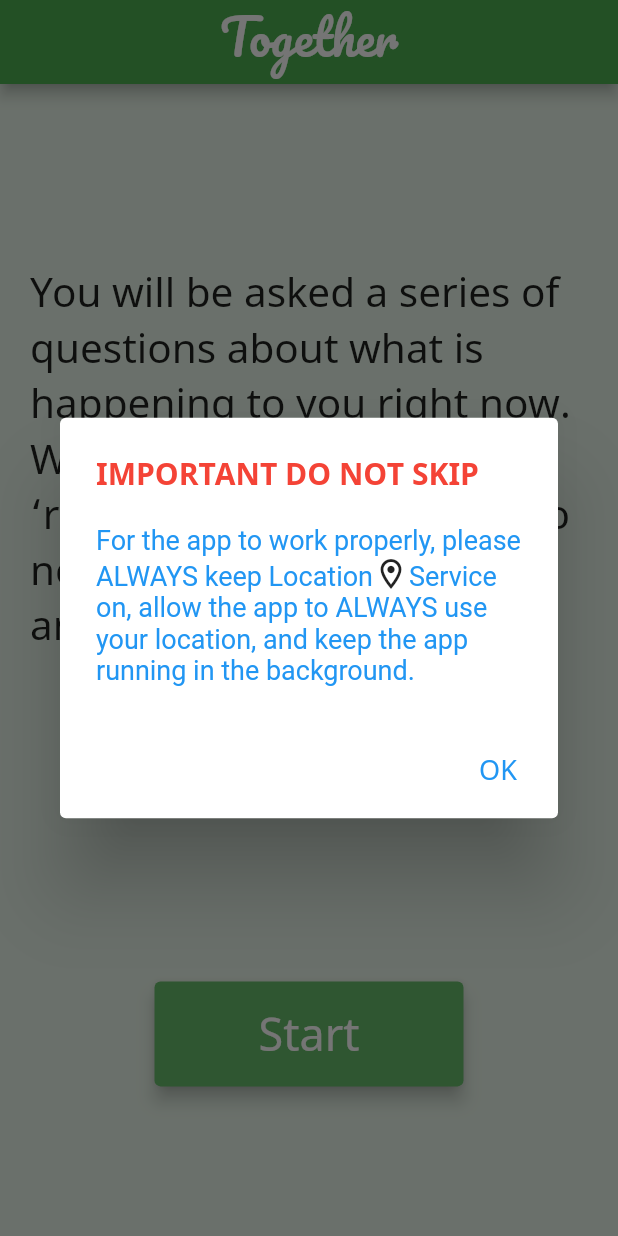
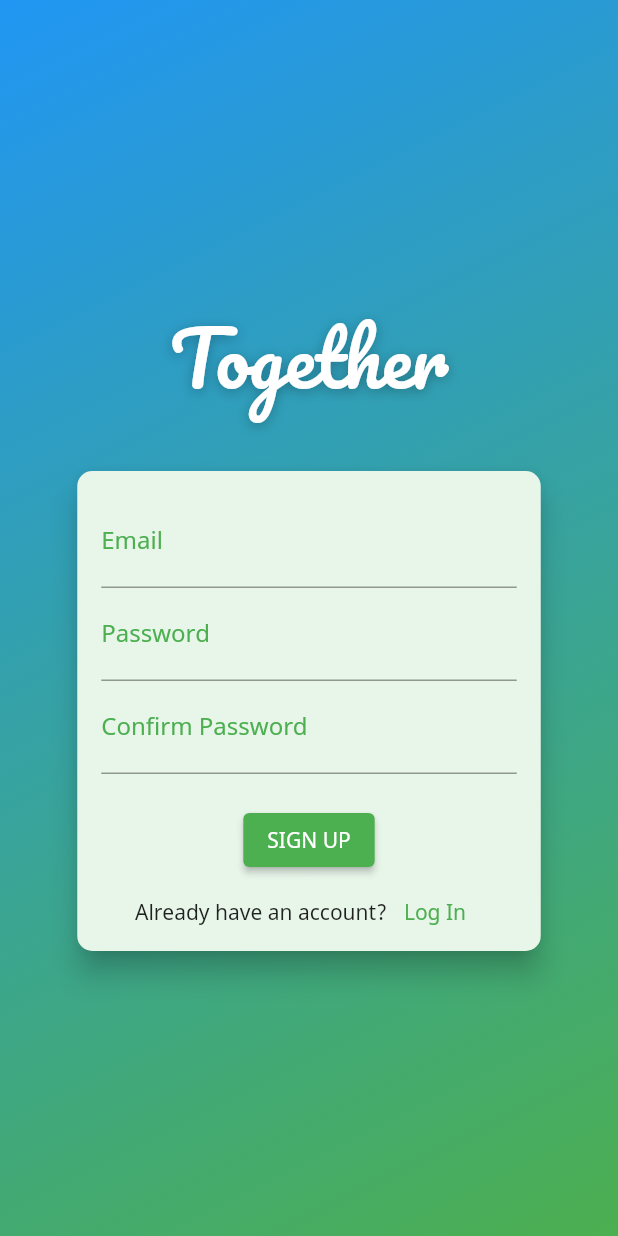
Before and after one commit to hayden-huynh/together-mobile-app, a Flutter app: the screen it shows after launch, on a phone screen of 412 x 824 dp. Run offline on Flutter 3.47's test engine with Material 2 defaults, Android fonts, the light colour scheme and no system bars; our stand-ins replace firebase_core, firebase_messaging, flutter_local_notifications, flutter_native_timezone, geolocator, location and 4 more; missing offline and left inert: simple_gesture_detector; accounts and stored records are empty.

Commit message:
Finished implementing signup/login functions and screen

```diff
--- /dev/null
+++ b/lib/App.dart
@@ -0,0 +1,5 @@
+import 'package:flutter/material.dart';
+
+class App {
+  static final GlobalKey<NavigatorState> materialKey = GlobalKey();
+}
--- a/lib/main.dart
+++ b/lib/main.dart
@@ -12,6 +12,10 @@
 import 'package:together_app/models/questionnaire_entry_provider.dart';
 import 'package:together_app/screens/introduction_screen.dart';
 import 'package:together_app/models/location_provider.dart';
+import 'package:together_app/screens/splash_screen.dart';
+import 'package:together_app/screens/auth_screen.dart';
+import 'package:together_app/models/auth_provider.dart';
+import 'package:together_app/App.dart';
 
 Future<void> _firebaseMessagingBackgroundHandler(RemoteMessage message) async {}
 
@@ -87,13 +91,18 @@
           return MultiProvider(
             providers: [
               ChangeNotifierProvider(
+                create: (ctx) => Auth(),
+              ),
+              ChangeNotifierProvider(
                 create: (ctx) => QuestionnaireEntryProvider(),
               ),
               ChangeNotifierProvider(
                 create: (ctx) => LocationProvider(),
               ),
             ],
-            child: MaterialApp(
+            child: Consumer<Auth>(
+              builder: (ctx, auth, _) => MaterialApp(
+                navigatorKey: App.materialKey,
                 title: 'Together',
                 theme: ThemeData(
                   appBarTheme: AppBarTheme(
@@ -110,7 +119,15 @@
                     ),
                   ),
                 ),
-              home: IntroductionScreen(),
+                home: auth.isAuthenticated()
+                    ? IntroductionScreen()
+                    : FutureBuilder(
+                        future: auth.autoLogin(),
+                        builder: (context, snapshot) =>
+                            snapshot.connectionState == ConnectionState.waiting
+                                ? SplashScreen()
+                                : AuthScreen(),
+                      ),
                 routes: {
                   IntroductionScreen.routeName: (ctx) => IntroductionScreen(),
                   QuestionnaireEntryScreen.routeName: (ctx) =>
@@ -118,10 +135,16 @@
                 },
                 debugShowCheckedModeBanner: false,
               ),
+            ),
           );
         }
-        return Center(
-          child: CircularProgressIndicator(),
+        return MaterialApp(
+          title: 'Together',
+          theme: ThemeData(
+            canvasColor: Colors.green[50],
+          ),
+          home: SplashScreen(),
+          debugShowCheckedModeBanner: false,
         );
       },
     );
--- /dev/null
+++ b/lib/models/auth_provider.dart
@@ -0,0 +1,153 @@
+import 'dart:convert';
+import 'dart:async';
+
+import 'package:flutter/material.dart';
+import 'package:http/http.dart' as http;
+import 'package:shared_preferences/shared_preferences.dart';
+
+import 'package:together_app/models/authentication_exception.dart';
+import 'package:together_app/App.dart';
+
+class Auth with ChangeNotifier {
+  String _token;
+  String _userId;
+  DateTime _expiryTime;
+  Timer _logoutTimer;
+
+  Future<void> _authenticate(
+    String email,
+    String password,
+    String endpoint, [
+    bool rememberMe = false,
+  ]) async {
+    try {
+      // Make POST Request
+      final url = Uri.parse("http://10.0.2.2:3000$endpoint");
+      final response = await http.post(
+        url,
+        headers: {
+          "Content-Type": "application/json",
+        },
+        body: json.encode({
+          "email": email,
+          "password": password,
+          "rememberMe": rememberMe
+        }),
+      );
+
+      // Extract response data and handle errors
+      final responseBody = json.decode(response.body) as Map<String, dynamic>;
+      if (responseBody["errors"] != null) {
+        List<String> message = [];
+        if (responseBody["errors"]["email"] != null &&
+            responseBody["errors"]["password"] != null) {
+          if (responseBody["errors"]["email"] != "") {
+            message.add(responseBody["errors"]["email"]);
+          }
+          if (responseBody["errors"]["password"] != "") {
+            message.add(responseBody["errors"]["password"]);
+          }
+        } else {
+          message.add(responseBody["errors"]["message"]);
+        }
+        throw AuthenticationException(message);
+      }
+      _token = responseBody["token"];
+      _userId = responseBody["userId"];
+      _expiryTime = DateTime.now().add(
+        Duration(seconds: responseBody["expiryTime"]),
+      );
+      notifyListeners();
+
+      // Set up auto logout timer
+      _autoLogout();
+
+      // Save login data into device storage
+      final sharedPrefs = await SharedPreferences.getInstance();
+      final loginData = json.encode({
+        "token": _token,
+        "userId": _userId,
+        "expiryTime": _expiryTime.toIso8601String()
+      });
+      sharedPrefs.setString("loginData", loginData);
+    } catch (err) {
+      throw err;
+    }
+  }
+
+  Future<void> signup(String email, String password) async {
+    return _authenticate(email, password, "/signup");
+  }
+
+  Future<void> login(String email, String password, bool rememberMe) async {
+    return _authenticate(email, password, "/login", rememberMe);
+  }
+
+  Future<void> autoLogin() async {
+    final sharedPrefs = await SharedPreferences.getInstance();
+    if (!sharedPrefs.containsKey("loginData")) {
+      return;
+    }
+    final loginData =
+        json.decode(sharedPrefs.getString("loginData")) as Map<String, dynamic>;
+    final expiryTime = DateTime.parse(loginData["expiryTime"]);
+    if (expiryTime.isBefore(DateTime.now())) {
+      return;
+    }
+    _token = loginData["token"];
+    _userId = loginData["userId"];
+    _expiryTime = expiryTime;
+    notifyListeners();
+    _autoLogout();
+  }
+
+  Future<void> logout() async {
+    if (_logoutTimer != null) {
+      _logoutTimer.cancel();
+    }
+    _token = null;
+    _userId = null;
+    _expiryTime = null;
+    notifyListeners();
+    final sharedPrefs = await SharedPreferences.getInstance();
+    sharedPrefs.remove("loginData");
+    Navigator.of(App.materialKey.currentContext).pop();
+    Navigator.of(App.materialKey.currentContext).pushNamed("/");
+  }
+
+  void _autoLogout() {
+    if (_logoutTimer != null) {
+      _logoutTimer.cancel();
+    }
+    final session = _expiryTime.difference(DateTime.now()).inSeconds;
+    _logoutTimer = Timer(Duration(seconds: session), () async {
+      // await showDialog(
+      //   context: App.materialKey.currentContext,
+      //   builder: (ctx) => AlertDialog(
+      //     title: Text("Session Expired", style: TextStyle(color: Colors.red)),
+      //     content: Text("Please log in again."),
+      //     actions: [
+      //       TextButton(
+      //         onPressed: () {
+      //           Navigator.of(ctx).pop();
+      //         },
+      //         child: Text("OK"),
+      //       )
+      //     ],
+      //   ),
+      // );
+      // await logoutAndClearData();
+      final sharedPrefs = await SharedPreferences.getInstance();
+      sharedPrefs.remove("loginData");
+    });
+  }
+
+  bool isAuthenticated() {
+    if (_token != null && _expiryTime != null) {
+      if (_expiryTime.isAfter(DateTime.now())) {
+        return true;
+      }
+    }
+    return false;
+  }
+}
--- /dev/null
+++ b/lib/models/authentication_exception.dart
@@ -0,0 +1,5 @@
+class AuthenticationException implements Exception {
+  final List<String> message;
+
+  AuthenticationException(this.message);
+}
--- /dev/null
+++ b/lib/screens/auth_screen.dart
@@ -0,0 +1,354 @@
+/// Inspired by the auth_screen.dart file from section 10 - Sending Http Requests in the course
+/// Flutter & Dart - The Complete Guide [2021 Edition] by instructor Maximillian Schwarzmuller
+
+import 'package:flutter/material.dart';
+import 'package:provider/provider.dart';
+
+import 'package:together_app/models/auth_provider.dart';
+import 'package:together_app/models/authentication_exception.dart';
+
+enum AuthMode { Signup, Login }
+
+class AuthScreen extends StatelessWidget {
+  static const routeName = '/auth';
+
+  @override
+  Widget build(BuildContext context) {
+    final _mediaQuery = MediaQuery.of(context);
+
+    return Scaffold(
+      body: Stack(
+        children: <Widget>[
+          Container(
+            decoration: BoxDecoration(
+              gradient: LinearGradient(
+                colors: [
+                  Colors.blue,
+                  Colors.green,
+                ],
+                begin: Alignment.topLeft,
+                end: Alignment.bottomRight,
+                stops: [0, 1],
+              ),
+            ),
+          ),
+          SingleChildScrollView(
+            child: Container(
+              height: _mediaQuery.size.height -
+                  _mediaQuery.padding.top -
+                  _mediaQuery.padding.bottom,
+              width: _mediaQuery.size.width,
+              child: Column(
+                mainAxisAlignment: MainAxisAlignment.center,
+                crossAxisAlignment: CrossAxisAlignment.center,
+                children: <Widget>[
+                  Container(
+                    margin: EdgeInsets.only(bottom: 20.0),
+                    padding: EdgeInsets.symmetric(
+                      vertical: 8.0,
+                      horizontal: 94.0,
+                    ),
+                    child: Text(
+                      'Together',
+                      style: TextStyle(
+                        color: Colors.white,
+                        fontSize: 50,
+                        fontFamily: 'Pacifico',
+                        fontWeight: FontWeight.normal,
+                        shadows: [
+                          BoxShadow(
+                            blurRadius: 10,
+                            color: Colors.black26,
+                            offset: Offset(0, 2),
+                          )
+                        ],
+                      ),
+                    ),
+                  ),
+                  AuthCard(),
+                ],
+              ),
+            ),
+          ),
+        ],
+      ),
+    );
+  }
+}
+
+class AuthCard extends StatefulWidget {
+  @override
+  _AuthCardState createState() => _AuthCardState();
+}
+
+class _AuthCardState extends State<AuthCard> {
+  final GlobalKey<FormState> _formKey = GlobalKey();
+  AuthMode _authMode = AuthMode.Signup;
+  bool _rememberMe = false;
+  Map<String, String> _credentials = {
+    'email': '',
+    'password': '',
+  };
+  var _isLoading = false;
+  final _passwordController = TextEditingController();
+
+  void _showErrorDialog(String title, List<String> message) {
+    showDialog(
+      context: context,
+      builder: (ctx) => AlertDialog(
+        title: Text(
+          title,
+          style: TextStyle(
+            color: Colors.red,
+            fontWeight: FontWeight.bold,
+          ),
+        ),
+        content: Column(
+          mainAxisSize: MainAxisSize.min,
+          crossAxisAlignment: CrossAxisAlignment.start,
+          children: message.map((e) => Text("\u2022 $e")).toList(),
+        ),
+        actions: [
+          TextButton(
+            onPressed: () {
+              Navigator.of(context).pop();
+            },
+            child: Text("OK"),
+          )
+        ],
+      ),
+    );
+  }
+
+  Future<void> _submit() async {
+    if (!_formKey.currentState.validate()) {
+      return;
+    }
+    _formKey.currentState.save();
+    setState(() {
+      _isLoading = true;
+    });
+    try {
+      if (_authMode == AuthMode.Login) {
+        // Log user in
+        await Provider.of<Auth>(context, listen: false).login(
+          _credentials["email"],
+          _credentials["password"],
+          _rememberMe
+        );
+      } else {
+        // Sign user up
+        await Provider.of<Auth>(context, listen: false).signup(
+          _credentials["email"],
+          _credentials["password"],
+        );
+      }
+    } on AuthenticationException catch (err) {
+      _showErrorDialog(
+        "Authentication Error",
+        err.message,
+      );
+    } catch (err) {
+      // Handles errors of all types
+      _showErrorDialog(
+        "An error occured",
+        ["Something went wrong!"],
+      );
+    }
+    setState(() {
+      _isLoading = false;
+    });
+  }
+
+  void _switchAuthMode() {
+    if (_authMode == AuthMode.Login) {
+      setState(() {
+        _authMode = AuthMode.Signup;
+      });
+    } else {
+      setState(() {
+        _authMode = AuthMode.Login;
+      });
+    }
+  }
+
+  @override
+  Widget build(BuildContext context) {
+    final deviceSize = MediaQuery.of(context).size;
+    return Card(
+      color: Colors.green[50],
+      shape: RoundedRectangleBorder(
+        borderRadius: BorderRadius.circular(10.0),
+      ),
+      elevation: 8.0,
+      child: Container(
+        height: _authMode == AuthMode.Signup ? 320 : 300,
+        constraints: BoxConstraints(
+          minHeight: _authMode == AuthMode.Signup ? 320 : 300,
+        ),
+        width: deviceSize.width * 0.75,
+        padding: EdgeInsets.all(16.0),
+        child: Form(
+          key: _formKey,
+          child: SingleChildScrollView(
+            child: Column(
+              children: <Widget>[
+                TextFormField(
+                  decoration: InputDecoration(
+                    labelText: 'Email',
+                    labelStyle: TextStyle(
+                      color: Colors.green,
+                    ),
+                    focusedBorder: UnderlineInputBorder(
+                      borderSide: BorderSide(color: Colors.green),
+                    ),
+                  ),
+                  keyboardType: TextInputType.emailAddress,
+                  validator: (value) {
+                    if (_authMode == AuthMode.Login) {
+                      return null;
+                    }
+                    if (value.isEmpty) {
+                      return "Email address is missing";
+                    }
+                    final re = RegExp(
+                      r'^(([^<>()\[\]\\.,;:\s@"]+(\.[^<>()\[\]\\.,;:\s@"]+)*)|(".+"))@((\[[0-9]{1,3}\.[0-9]{1,3}\.[0-9]{1,3}\.[0-9]{1,3}])|(([a-zA-Z\-0-9]+\.)+[a-zA-Z]{2,}))$',
+                      caseSensitive: true,
+                    );
+                    if (!re.hasMatch(value)) {
+                      return 'Email address is invalid';
+                    }
+                    return null;
+                  },
+                  onSaved: (value) {
+                    _credentials['email'] = value;
+                  },
+                ),
+                TextFormField(
+                  decoration: InputDecoration(
+                    labelText: 'Password',
+                    labelStyle: TextStyle(
+                      color: Colors.green,
+                    ),
+                    focusedBorder: UnderlineInputBorder(
+                      borderSide: BorderSide(color: Colors.green),
+                    ),
+                    errorMaxLines: 2,
+                  ),
+                  obscureText: true,
+                  controller: _passwordController,
+                  validator: (value) {
+                    if (_authMode == AuthMode.Login) {
+                      return null;
+                    }
+                    if (value.isEmpty) {
+                      return 'Password is missing';
+                    }
+                    if (value.length < 6) {
+                      return "Password length must be at least 6 characters";
+                    }
+                    final re = RegExp(
+                        r'^(?=.*[A-Z])(?=.*\d)[A-Za-z\d#?!@$%^&*-]{6,}$');
+                    if (!re.hasMatch(value)) {
+                      return "Password must contain at least one number and one uppercase character";
+                    }
+                    return null;
+                  },
+                  onSaved: (value) {
+                    _credentials['password'] = value;
+                  },
+                ),
+                if (_authMode == AuthMode.Signup)
+                  TextFormField(
+                    enabled: _authMode == AuthMode.Signup,
+                    decoration: InputDecoration(
+                      labelText: 'Confirm Password',
+                      labelStyle: TextStyle(
+                        color: Colors.green,
+                      ),
+                      focusedBorder: UnderlineInputBorder(
+                        borderSide: BorderSide(color: Colors.green),
+                      ),
+                    ),
+                    obscureText: true,
+                    validator: _authMode == AuthMode.Signup
+                        ? (value) {
+                            if (value.isEmpty) {
+                              return "Please confirm your password";
+                            }
+                            if (value != _passwordController.text) {
+                              return 'Passwords do not match';
+                            }
+                            return null;
+                          }
+                        : null,
+                  ),
+                SizedBox(
+                  height: 20,
+                ),
+                if (_isLoading)
+                  CircularProgressIndicator()
+                else
+                  ElevatedButton(
+                    child: Text(
+                      _authMode == AuthMode.Login ? 'LOG IN' : 'SIGN UP',
+                    ),
+                    onPressed: _submit,
+                    style: ElevatedButton.styleFrom(primary: Colors.green),
+                  ),
+                if (_authMode == AuthMode.Login)
+                  Container(
+                    margin: EdgeInsets.only(top: 10),
+                    child: Row(
+                      mainAxisAlignment: MainAxisAlignment.center,
+                      crossAxisAlignment: CrossAxisAlignment.center,
+                      children: [
+                        Container(
+                          margin: EdgeInsets.only(right: 8),
+                          child: SizedBox(
+                            height: 20,
+                            width: 20,
+                            child: Checkbox(
+                              activeColor: Colors.green,
+                              value: _rememberMe,
+                              onChanged: (val) {
+                                setState(() {
+                                  _rememberMe = val;
+                                });
+                              },
+                            ),
+                          ),
+                        ),
+                        Text("Remember me")
+                      ],
+                    ),
+                  ),
+                Row(
+                  mainAxisAlignment: MainAxisAlignment.center,
+                  crossAxisAlignment: CrossAxisAlignment.center,
+                  children: _authMode == AuthMode.Signup
+                      ? [
+                          Text("Already have an account?"),
+                          TextButton(
+                            child: Text("Log In"),
+                            onPressed: _switchAuthMode,
+                            style: TextButton.styleFrom(primary: Colors.green),
+                          )
+                        ]
+                      : [
+                          Text("Not having an account yet?"),
+                          TextButton(
+                            child: Text("Sign Up"),
+                            onPressed: _switchAuthMode,
+                            style: TextButton.styleFrom(primary: Colors.green),
+                          )
+                        ],
+                ),
+              ],
+            ),
+          ),
+        ),
+      ),
+    );
+  }
+}
--- a/lib/screens/introduction_screen.dart
+++ b/lib/screens/introduction_screen.dart
@@ -1,9 +1,11 @@
 import 'package:flutter/material.dart';
-
 import 'package:flutter_local_notifications/flutter_local_notifications.dart';
+import 'package:provider/provider.dart';
 
 import 'package:together_app/screens/questionnaire_entry_screen.dart';
 import 'package:together_app/utilities/location_request_alert.dart';
+import 'package:together_app/widgets/app_drawer.dart';
+import 'package:together_app/models/auth_provider.dart';
 
 FlutterLocalNotificationsPlugin localNotiPlugin =
     FlutterLocalNotificationsPlugin();
@@ -15,7 +17,8 @@
   _IntroductionScreenState createState() => _IntroductionScreenState();
 }
 
-class _IntroductionScreenState extends State<IntroductionScreen> {
+class _IntroductionScreenState extends State<IntroductionScreen>
+    with WidgetsBindingObserver {
   bool _locationFunctionAlreadySetUp = false;
 
   Future<void> _showNotification() async {
@@ -65,6 +68,7 @@
           ),
         ),
       ),
+      drawer: AppDrawer(),
       body: SafeArea(
         child: Column(
           mainAxisAlignment: MainAxisAlignment.spaceAround,
--- a/pubspec.yaml
+++ b/pubspec.yaml
@@ -26,7 +26,7 @@
   provider: ^5.0.0
   geolocator: ^7.0.3
   location: ^4.1.1
-  http: ^0.13.2
+  http: ^0.13.3
   firebase_messaging: ^9.1.3
   firebase_core: ^1.1.0
   flutter_local_notifications: ^5.0.0+4
@@ -35,6 +35,7 @@
   simple_gesture_detector: ^0.2.0
   sqflite: ^2.0.0+3
   path: ^1.8.0
+  shared_preferences: ^2.0.6
 
   # The following adds the Cupertino Icons font to your application.
   # Use with the CupertinoIcons class for iOS style icons.
```
Also changed, not shown: lib/screens/questionnaire_entry_screen.dart (+82 -9 lines), lib/screens/splash_screen.dart (added, +24 -0 lines), lib/widgets/app_drawer.dart (added, +33 -0 lines), lib/widgets/questionnaire_entry_widget.dart (+21 -3 lines), pubspec.lock. Lines whose indentation alone changed are shown as unchanged.
